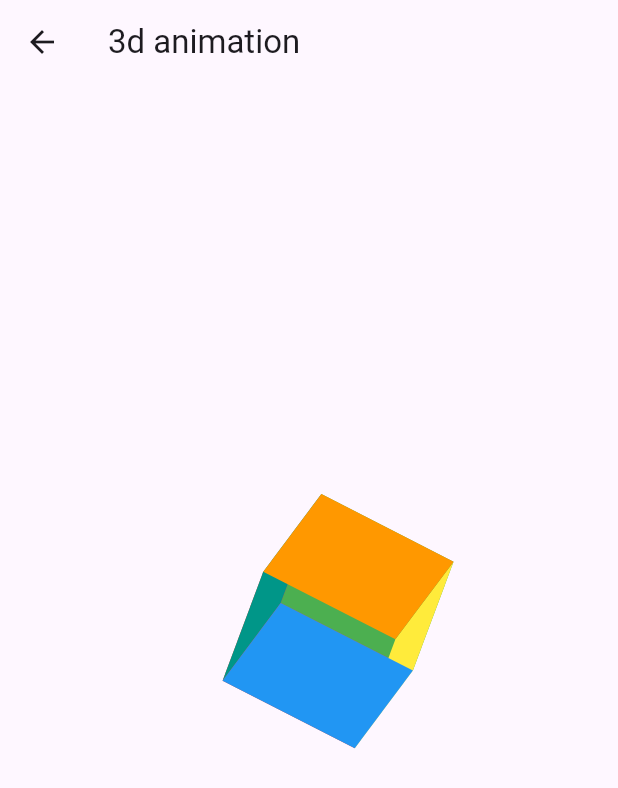
After one commit to ahmedhamdi11/animation_examples, a Flutter app: the ExampleThree screen opened directly, on a phone screen of 412 x 824 dp. The commit adds this screen. Shown: the top 788 px of the screen. Run offline on Flutter 3.47's test engine with Material 2 defaults, Android fonts, the phone set to English and light mode, and no system bars.

Commit message:
example 3 done

```diff
--- /dev/null
+++ b/lib/screens/example_three.dart
@@ -0,0 +1,153 @@
+import 'package:flutter/material.dart';
+import 'dart:math' show pi;
+
+class ExampleThree extends StatefulWidget {
+  const ExampleThree({super.key});
+
+  @override
+  State<ExampleThree> createState() => _ExampleThreeState();
+}
+
+class _ExampleThreeState extends State<ExampleThree>
+    with TickerProviderStateMixin {
+  late AnimationController _xController;
+  late AnimationController _yController;
+  late AnimationController _zController;
+  late Tween<double> _tween;
+
+  @override
+  void initState() {
+    super.initState();
+
+    _xController = AnimationController(
+      vsync: this,
+      duration: const Duration(seconds: 20),
+    );
+    _yController = AnimationController(
+      vsync: this,
+      duration: const Duration(seconds: 30),
+    );
+    _zController = AnimationController(
+      vsync: this,
+      duration: const Duration(seconds: 40),
+    );
+
+    _tween = Tween<double>(
+      begin: 0,
+      end: 2 * pi,
+    );
+  }
+
+  @override
+  void dispose() {
+    _xController.dispose();
+    _yController.dispose();
+    _zController.dispose();
+    super.dispose();
+  }
+
+  @override
+  Widget build(BuildContext context) {
+    _xController
+      ..reset()
+      ..repeat();
+    _yController
+      ..reset()
+      ..repeat();
+    _zController
+      ..reset()
+      ..repeat();
+
+    return Scaffold(
+      appBar: AppBar(
+        title: const FittedBox(
+          fit: BoxFit.scaleDown,
+          child: Text('3d animation'),
+        ),
+      ),
+      body: Center(
+        child: AnimatedBuilder(
+          animation: Listenable.merge([
+            _xController,
+            _yController,
+            _zController,
+          ]),
+          builder: (context, child) {
+            return Transform(
+              alignment: Alignment.center,
+              transform: Matrix4.identity()
+                ..rotateX(_tween.evaluate(_xController))
+                ..rotateY(_tween.evaluate(_yController))
+                ..rotateZ(_tween.evaluate(_zController)),
+              child: Stack(
+                children: <Widget>[
+                  // frot container
+                  Container(
+                    width: 100,
+                    height: 100,
+                    color: Colors.red,
+                  ),
+
+                  // back container
+                  Transform(
+                    alignment: Alignment.center,
+                    transform: Matrix4.translationValues(0, 0, 100),
+                    child: Container(
+                      width: 100,
+                      height: 100,
+                      color: Colors.green,
+                    ),
+                  ),
+
+                  // right
+                  Transform(
+                    alignment: Alignment.centerRight,
+                    transform: Matrix4.rotationY(pi / 2),
+                    child: Container(
+                      width: 100,
+                      height: 100,
+                      color: Colors.yellow,
+                    ),
+                  ),
+
+                  // left
+                  Transform(
+                    alignment: Alignment.centerLeft,
+                    transform: Matrix4.rotationY(-pi / 2),
+                    child: Container(
+                      width: 100,
+                      height: 100,
+                      color: Colors.teal,
+                    ),
+                  ),
+
+                  //top
+                  Transform(
+                    alignment: Alignment.topCenter,
+                    transform: Matrix4.rotationX(pi / 2),
+                    child: Container(
+                      width: 100,
+                      height: 100,
+                      color: Colors.orange,
+                    ),
+                  ),
+
+                  // bottom
+                  Transform(
+                    alignment: Alignment.bottomCenter,
+                    transform: Matrix4.rotationX(-pi / 2),
+                    child: Container(
+                      width: 100,
+                      height: 100,
+                      color: Colors.blue,
+                    ),
+                  ),
+                ],
+              ),
+            );
+          },
+        ),
+      ),
+    );
+  }
+}
--- a/lib/screens/home_screen.dart
+++ b/lib/screens/home_screen.dart
@@ -1,4 +1,5 @@
 import 'package:animation_test/screens/example_one.dart';
+import 'package:animation_test/screens/example_three.dart';
 import 'package:animation_test/screens/example_two.dart';
 import 'package:flutter/material.dart';
 
@@ -10,6 +11,7 @@ class HomeScreen extends StatelessWidget {
     List<Widget> screens = [
       const ExampleOne(),
       const ExampleTwo(),
+      const ExampleThree(),
     ];
     return Scaffold(
       appBar: AppBar(),
```
